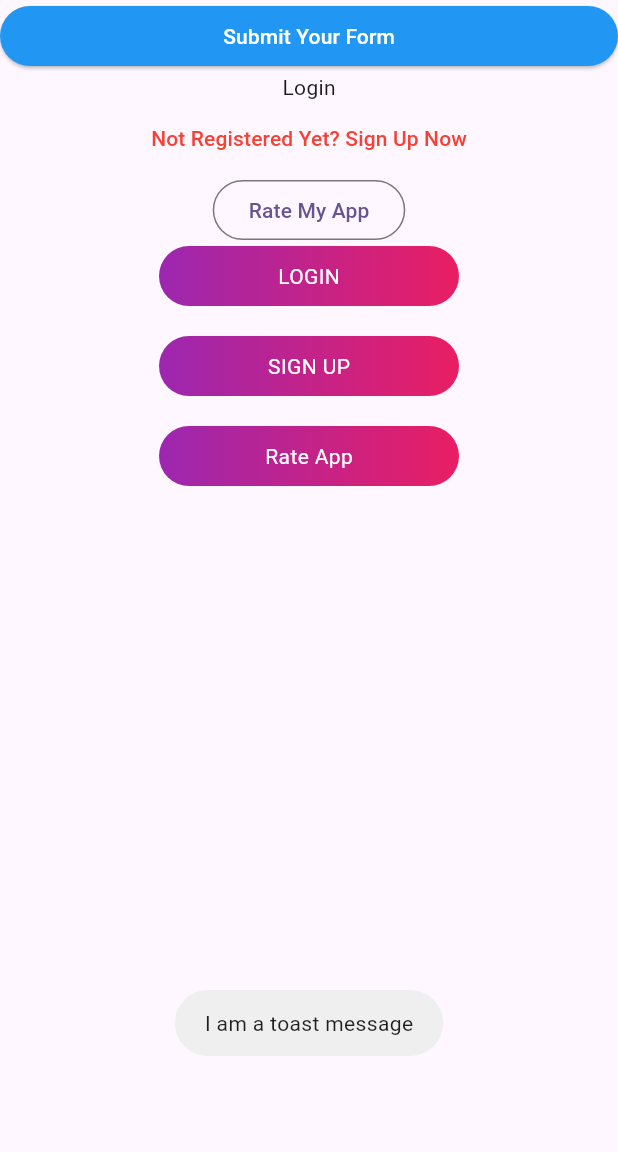
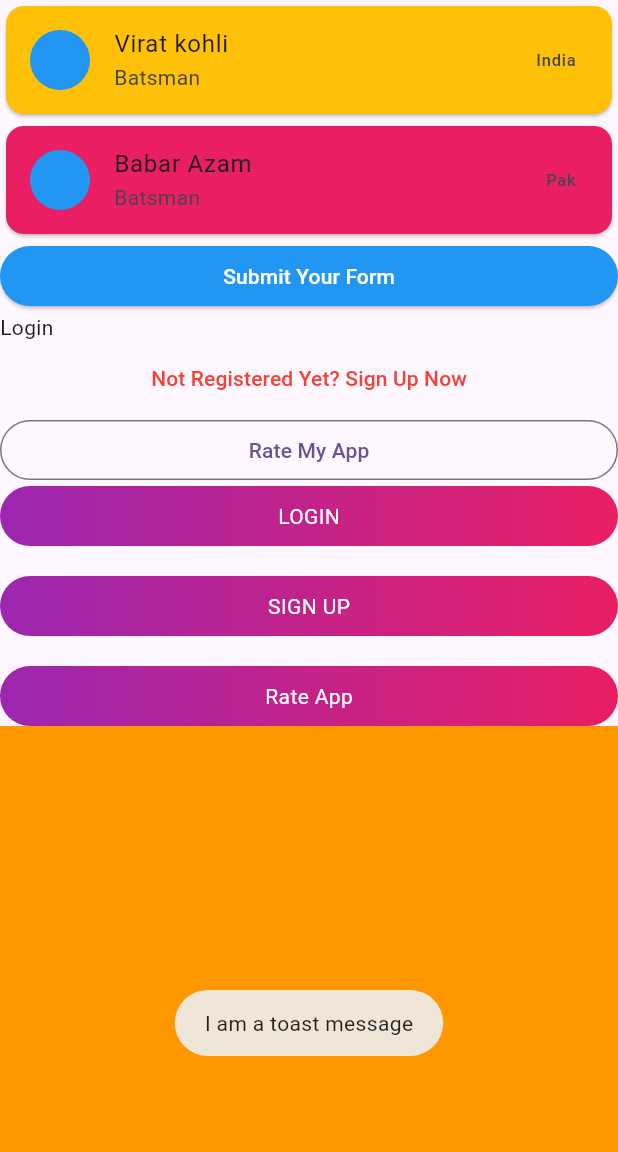
Before and after one commit to abidroid/kiu_firstapp, a Flutter app: the screen it shows after launch, after a tap on "Rate App", on a phone screen of 412 x 824 dp, the part 84-1236 px from its top. Run offline on Flutter 3.47's test engine with Material 3 defaults, Android fonts, the phone set to English and light mode, and no system bars; our stand-ins replace fluttertoast.

Commit message:
listview simple

```diff
--- a/lib/screens/button_demo_screen.dart
+++ b/lib/screens/button_demo_screen.dart
@@ -12,8 +12,35 @@ class ButtonDemoScreen extends StatelessWidget {
         backgroundColor: Colors.orange,
         title: const Text('Button Demo'),
       ),
-      body: Column(
-        children: [
+      body: ListView(
+        children: <Widget>[
+
+          Card(
+            color: Colors.amber,
+            child: ListTile(
+              leading: CircleAvatar(backgroundColor: Colors.blue,),
+              title: Text('Virat kohli'),
+              subtitle: Text('Batsman'),
+              trailing: Text('India'),
+              onTap: (){
+                Fluttertoast.showToast(msg: 'I am Kohli');
+              },
+            ),
+          ),
+
+          Card(
+            color: Colors.pink,
+            child: ListTile(
+              leading: CircleAvatar(backgroundColor: Colors.blue,),
+              title: Text('Babar Azam'),
+              subtitle: Text('Batsman'),
+              trailing: Text('Pak'),
+              onTap: (){
+                Fluttertoast.showToast(msg: 'I am Babar');
+              },
+            ),
+          ),
+
           SizedBox(
             width: double.infinity,
             //height: 100,
@@ -36,17 +63,31 @@ class ButtonDemoScreen extends StatelessWidget {
               onPressed: () {},
               child: Text('Not Registered Yet? Sign Up Now')),
           OutlinedButton(onPressed: () {}, child: Text('Rate My App')),
-          CustomButton(label: 'LOGIN', onPressed: (){
-            print('LOGIN Pressed');
-          },),
-          SizedBox(height: 20,),
-          CustomButton(label: 'SIGN UP', onPressed: (){},),
+          CustomButton(
+            label: 'LOGIN',
+            onPressed: () {
+              print('LOGIN Pressed');
+            },
+          ),
+          SizedBox(
+            height: 20,
+          ),
+          CustomButton(
+            label: 'SIGN UP',
+            onPressed: () {},
+          ),
           SizedBox(height: 20),
-
-          CustomButton(label: 'Rate App', onPressed: (){
-            Fluttertoast.showToast(msg: 'I am a toast message');
-          },)
-
+          CustomButton(
+            label: 'Rate App',
+            onPressed: () {
+              Fluttertoast.showToast(msg: 'I am a toast message');
+            },
+          ),
+          Container(
+            width: 200,
+            height: 700,
+            color: Colors.orange,
+          ),
         ],
       ),
     );
```
